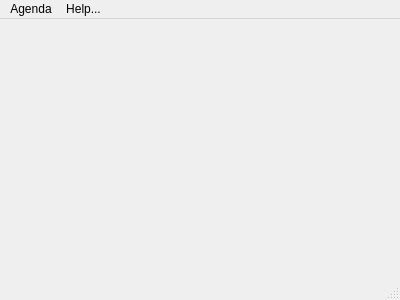
The window that ui/agenda.ui (berndhs/souffleur) describes before a commit, drawn with Qt 5.
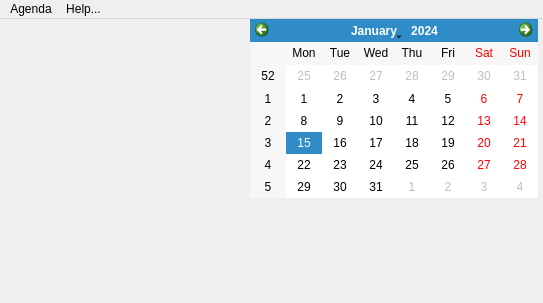
The same window after the commit. Icons and pictures are not drawn.

Commit message: goofing around with date-edit

Patch:
```diff
--- a/ui/agenda.ui
+++ b/ui/agenda.ui
@@ -6,8 +6,8 @@
    <rect>
     <x>0</x>
     <y>0</y>
-    <width>400</width>
-    <height>300</height>
+    <width>543</width>
+    <height>303</height>
    </rect>
   </property>
   <property name="windowTitle">
@@ -17,13 +17,24 @@
    <iconset resource="../sched.qrc">
     <normaloff>:/agenda.png</normaloff>:/agenda.png</iconset>
   </property>
-  <widget class="QWidget" name="centralwidget"/>
+  <widget class="QWidget" name="centralwidget">
+   <widget class="QCalendarWidget" name="calendarWidget">
+    <property name="geometry">
+     <rect>
+      <x>250</x>
+      <y>0</y>
+      <width>288</width>
+      <height>179</height>
+     </rect>
+    </property>
+   </widget>
+  </widget>
   <widget class="QMenuBar" name="menubar">
    <property name="geometry">
     <rect>
      <x>0</x>
      <y>0</y>
-     <width>400</width>
+     <width>543</width>
      <height>25</height>
     </rect>
    </property>
@@ -43,7 +54,6 @@
    <addaction name="menuAgenda"/>
    <addaction name="menuHelp"/>
   </widget>
-  <widget class="QStatusBar" name="statusbar"/>
   <action name="actionSettings">
    <property name="text">
     <string>Settings</string>
```
Left out of the diff: 8 changed lines with no effect on the pictures. The commit also changes 2 other files.
